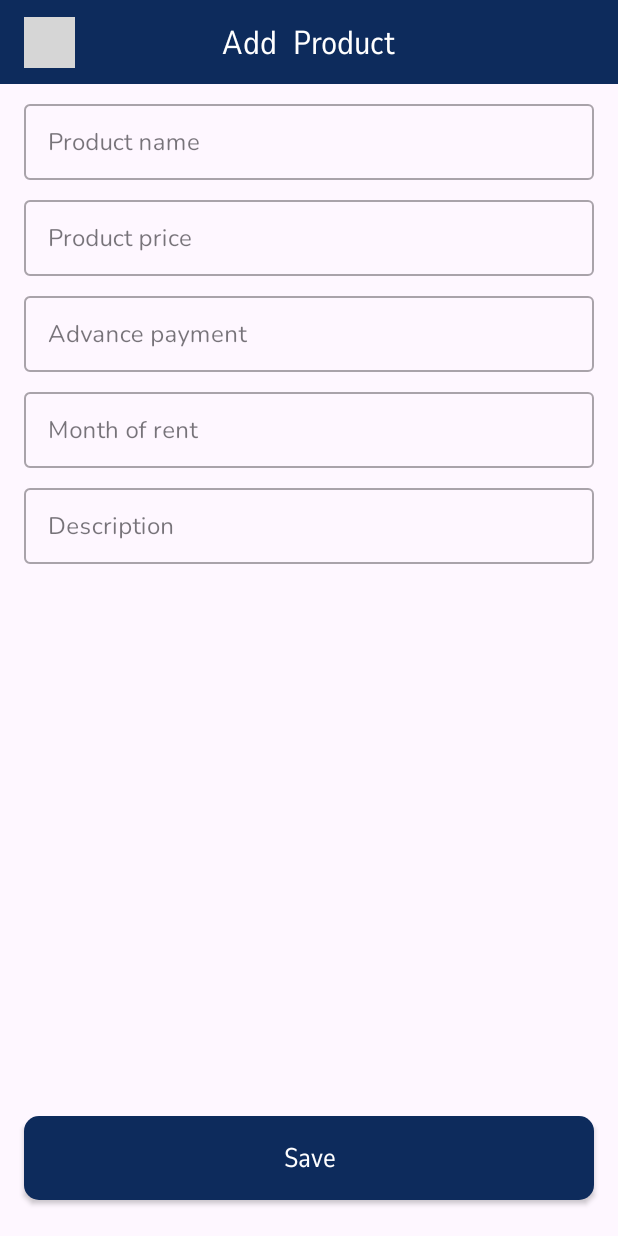
After one commit to BahaDew/SellerApp, an Android app: the AddProductView screen opened through its navigation route, on a phone screen of 412 x 824 dp. The commit adds this screen. Run offline under Robolectric (Android 15) with nearby library versions, the phone set to English and light mode, and no system bars; our stand-ins replace Room's generated code; libraries missing offline, so code that uses them is left out: by.kirich1409.viewbindingdelegate; 4 statements that could not run were skipped; grey boxes are pictures that could not be loaded.

Commit message:
hamma qabul qilsin o'chirvorish bo'masin

```diff
--- a/app/src/main/java/com/example/sellerapp/data/dao/ProductDao.kt
+++ b/app/src/main/java/com/example/sellerapp/data/dao/ProductDao.kt
@@ -32,6 +32,6 @@ interface ProductDao {
     @Query("SELECT * FROM product_table WHERE start_date = :currentDate")
     fun getTodayPayUsers(currentDate: Long) : List<ProductData>
 
-    @Query("SELECT * FROM product_table WHERE start_date + month_of_rent > :currentDate")
+    @Query("SELECT * FROM product_table WHERE start_date > :currentDate")
     fun getLatePayUsers(currentDate: Long): List<ProductData>
 }
--- a/app/src/main/java/com/example/sellerapp/data/dao/UserDao.kt
+++ b/app/src/main/java/com/example/sellerapp/data/dao/UserDao.kt
@@ -23,7 +23,7 @@ interface UserDao {
     @Delete
     fun deleteUser(data: UserData)
 
-    @Query("SELECT * FROM user_table WHERE id = :id")
+    @Query("SELECT * FROM user_table WHERE id = :id LIMIT 1")
     fun getUserById(id: Long): UserData
 
 //    @Query("SELECT * FROM user_table WHERE product_id = :id LIMIT 1")
--- a/app/src/main/java/com/example/sellerapp/presentation/adapters/ProductListAdapter.kt
+++ b/app/src/main/java/com/example/sellerapp/presentation/adapters/ProductListAdapter.kt
@@ -1,5 +1,6 @@
 package com.example.sellerapp.presentation.adapters
 
+import android.annotation.SuppressLint
 import android.view.LayoutInflater
 import android.view.ViewGroup
 import androidx.recyclerview.widget.DiffUtil
@@ -9,6 +10,8 @@ import androidx.recyclerview.widget.RecyclerView.ViewHolder
 import com.example.sellerapp.data.model.ProductData
 import com.example.sellerapp.databinding.ItemAddClientBinding
 import com.example.sellerapp.databinding.ItemProductBinding
+import java.text.SimpleDateFormat
+import java.util.Calendar
 
 class ProductListAdapter : ListAdapter<ProductData, ProductListAdapter.MyHolder>(difUtil) {
 
@@ -21,6 +24,7 @@ class ProductListAdapter : ListAdapter<ProductData, ProductListAdapter.MyHolder>
             binding.checkPay.text = item.checkPay.toString()
             binding.comment.text = item.comment
             binding.advancePayment.text = item.advance_payment
+            binding.startDate.text = getDate(item.startDate, "dd.MM.yyyy")
         }
     }
 
@@ -46,4 +50,12 @@ class ProductListAdapter : ListAdapter<ProductData, ProductListAdapter.MyHolder>
     override fun onBindViewHolder(holder: MyHolder, position: Int) {
         holder.bind()
     }
+    @SuppressLint("SimpleDateFormat")
+    private fun getDate(milliSeconds: Long, dateFormat: String): String {
+        val formatter = SimpleDateFormat(dateFormat)
+        val calendar = Calendar.getInstance().apply {
+            timeInMillis = milliSeconds
+        }
+        return formatter.format(calendar.time)
+    }
 }
--- /dev/null
+++ b/app/src/main/java/com/example/sellerapp/presentation/screens/add_product/AddProductModel.kt
@@ -0,0 +1,12 @@
+package com.example.sellerapp.presentation.screens.add_product
+
+import com.example.sellerapp.data.model.ProductData
+import com.example.sellerapp.domain.AppRepository
+import com.example.sellerapp.domain.AppRepositoryImpl
+
+class AddProductModel {
+    private val repo : AppRepository = AppRepositoryImpl.getInstance()
+    fun addProduct(productData: ProductData) {
+        repo.addProduct(productData)
+    }
+}
--- /dev/null
+++ b/app/src/main/java/com/example/sellerapp/presentation/screens/add_product/AddProductView.kt
@@ -0,0 +1,40 @@
+package com.example.sellerapp.presentation.screens.add_product
+
+import android.os.Bundle
+import android.view.View
+import androidx.fragment.app.Fragment
+import androidx.navigation.fragment.findNavController
+import by.kirich1409.viewbindingdelegate.viewBinding
+import com.example.sellerapp.R
+import com.example.sellerapp.data.model.ProductData
+import com.example.sellerapp.databinding.AddProductBinding
+
+class AddProductView : Fragment(R.layout.add_product) {
+    private var userId : Long = 0
+    private val binding : AddProductBinding by viewBinding(AddProductBinding::bind)
+    private val viewModel = AddProductViewModel()
+    override fun onCreate(savedInstanceState: Bundle?) {
+        super.onCreate(savedInstanceState)
+        userId = requireArguments().getLong("userId")
+    }
+
+    override fun onViewCreated(view: View, savedInstanceState: Bundle?) {
+        super.onViewCreated(view, savedInstanceState)
+        binding.btnSave.setOnClickListener {
+            viewModel.onClickSaveButton(
+                ProductData(
+                    id = 0L,
+                    productName = binding.productName.text.toString(),
+                    priceProduct = binding.productPrice.text.toString().toInt(),
+                    advance_payment = binding.advancePayment.text.toString(),
+                    monthOfRent = binding.paymentMonth.text.toString(),
+                    comment = binding.comment.text.toString(),
+                    userId = userId,
+                    checkPay = 0L,
+                    startDate = System.currentTimeMillis()
+                )
+            )
+            findNavController().popBackStack()
+        }
+    }
+}
--- /dev/null
+++ b/app/src/main/java/com/example/sellerapp/presentation/screens/add_product/AddProductViewModel.kt
@@ -0,0 +1,11 @@
+package com.example.sellerapp.presentation.screens.add_product
+
+import com.example.sellerapp.data.model.ProductData
+
+class AddProductViewModel {
+    private val model = AddProductModel()
+    fun onClickSaveButton(productData: ProductData) {
+        model.addProduct(productData)
+    }
+
+}
--- a/app/src/main/java/com/example/sellerapp/presentation/screens/userInfo/ClientInfo.kt
+++ b/app/src/main/java/com/example/sellerapp/presentation/screens/userInfo/ClientInfo.kt
@@ -5,6 +5,7 @@ import android.annotation.SuppressLint
 import android.os.Bundle
 import android.view.View
 import androidx.fragment.app.Fragment
+import androidx.navigation.fragment.findNavController
 import androidx.navigation.fragment.navArgs
 import androidx.recyclerview.widget.LinearLayoutManager
 import by.kirich1409.viewbindingdelegate.viewBinding
@@ -12,15 +13,15 @@ import com.example.sellerapp.R
 import com.example.sellerapp.data.model.ClientInfoData
 import com.example.sellerapp.databinding.ScreenInfoBinding
 import com.example.sellerapp.presentation.adapters.ClientInfoAdapter
+import com.example.sellerapp.presentation.adapters.ProductListAdapter
 import java.util.Calendar
 import java.util.Locale
 
 class ClientInfo : Fragment(R.layout.screen_info) {
     private val binding by viewBinding(ScreenInfoBinding::bind)
 
-    //private val adapter by lazy(LazyThreadSafetyMode.NONE) { LifeTimeAdapter() }
     private var userId: Long = 0
-    private lateinit var adapter: ClientInfoAdapter
+    private val adapter = ProductListAdapter()
     val viewModel = ClientInfoViewModel()
     override fun onCreate(savedInstanceState: Bundle?) {
         super.onCreate(savedInstanceState)
@@ -30,40 +31,26 @@ class ClientInfo : Fragment(R.layout.screen_info) {
     override fun onViewCreated(view: View, savedInstanceState: Bundle?) {
         super.onViewCreated(view, savedInstanceState)
         viewModel.getUserById(userId)
+        viewModel.getProductById(userId)
+        viewModel.userLD.observe(viewLifecycleOwner) {
+            binding.firstName.text = it.firstName
+            binding.lastname.text = it.secondName
+            binding.age.text = it.age.toString()
+            binding.phoneNumber.text = it.phoneNumber
+        }
+        viewModel.productLD.observe(viewLifecycleOwner) {
+            adapter.submitList(it)
+        }
+        binding.imgUser.setOnClickListener {
+            findNavController().navigateUp()
+        }
+        binding.btnAdd.setOnClickListener {
+            val bundle = Bundle()
+            bundle.putLong("userId", userId)
+            findNavController().navigate(R.id.addProductView, bundle)
+        }
+        binding.recycler.adapter = adapter
         binding.recycler.layoutManager = LinearLayoutManager(requireContext())
-        viewModel.userLD.observe(viewLifecycleOwner) {
-//            viewModel.getProductById(it.productId)
-//            binding.firstname.text = it.firstName
-//            binding.lastname.text = it.secondName
-//            binding.paymentMonth.text = it.advance_payment
-//            viewModel.productLD.observe(viewLifecycleOwner) { itp ->
-//                binding.productName.text = itp.productName
-//                binding.productPrice.text = itp.priceProduct.toString()
-//                val tulanganSumma = (itp.priceProduct - it.advance_payment.toInt()) - it.checkPay
-//                val summa =
-//                    (itp.priceProduct - it.advance_payment.toInt()) / it.monthOfRent.toLong()
-//                var size = tulanganSumma / it.checkPay
-//                binding.paidMonths.text = size.toString()
-//                var i = 0
-//                var limit = it.monthOfRent.toInt()
-//                val items = ArrayList<ClientInfoData>()
-//                var startDate = getDate(it.startDate, "dd/MM/yyyy")
-//                while (limit > 0) {
-//                    items.add(
-//                        ClientInfoData(
-//                            summa = summa,
-//                            tulangan = if (size > 0) 1 else 0,
-//                            muddat = startDate
-//                        )
-//                    )
-//                    i++
-//                    limit--
-//                    size--
-//                    startDate = nextDate(startDate, "dd/MM/yyyy")
-//                }
-//                adapter = ClientInfoAdapter(items)
-//            }
-        }
     }
     @SuppressLint("SimpleDateFormat")
     fun getDate(milliSeconds: Long, dateFormat: String): String {
@@ -77,7 +64,9 @@ class ClientInfo : Fragment(R.layout.screen_info) {
         val inputFormatter = SimpleDateFormat(inputFormat, Locale.getDefault())
         val date = inputFormatter.parse(inputDate)
         val calendar = Calendar.getInstance()
-        calendar.time = date
+        if (date != null) {
+            calendar.time = date
+        }
         calendar.add(Calendar.DAY_OF_MONTH, 1)
 
         val outputFormatter = SimpleDateFormat(inputFormat, Locale.getDefault())
--- a/app/src/main/java/com/example/sellerapp/presentation/screens/userInfo/ClientInfoModel.kt
+++ b/app/src/main/java/com/example/sellerapp/presentation/screens/userInfo/ClientInfoModel.kt
@@ -15,8 +15,8 @@ class ClientInfoModel {
         return repo.getUserById(id)
     }
 
-    fun getProduct(id: Long): ProductData {
-        return repo.getProductById(id)
+    fun getProduct(userId: Long): List<ProductData> {
+        return repo.getProductByUserId(userId)
     }
 
 }
--- a/app/src/main/java/com/example/sellerapp/presentation/screens/userInfo/ClientInfoViewModel.kt
+++ b/app/src/main/java/com/example/sellerapp/presentation/screens/userInfo/ClientInfoViewModel.kt
@@ -7,7 +7,7 @@ import com.example.sellerapp.data.model.UserData
 class ClientInfoViewModel {
     private val model = ClientInfoModel()
     val userLD = MutableLiveData<UserData>()
-    val productLD = MutableLiveData<ProductData>()
+    val productLD = MutableLiveData<List<ProductData>>()
     fun getUserById(id: Long) {
         userLD.value = model.getUserById(id)
     }
--- /dev/null
+++ b/app/src/main/res/layout/add_product.xml
@@ -0,0 +1,194 @@
+<?xml version="1.0" encoding="utf-8"?>
+<androidx.constraintlayout.widget.ConstraintLayout xmlns:android="http://schemas.android.com/apk/res/android"
+    xmlns:app="http://schemas.android.com/apk/res-auto"
+    xmlns:tools="http://schemas.android.com/tools"
+    android:layout_width="match_parent"
+    android:layout_height="match_parent">
+
+    <com.google.android.material.appbar.AppBarLayout
+        android:id="@+id/appBar"
+        android:layout_width="match_parent"
+        android:layout_height="?android:actionBarSize"
+        android:background="@color/color_app_main"
+        app:layout_constraintTop_toTopOf="parent"
+        app:layout_constraintVertical_bias="0" />
+
+    <ImageView
+        android:id="@+id/imageView"
+        android:layout_width="34dp"
+        android:layout_height="34dp"
+        android:layout_marginStart="16dp"
+        android:background="?selectableItemBackgroundBorderless"
+        android:clickable="true"
+        android:focusable="true"
+        android:padding="6dp"
+        android:src="@drawable/ic_back"
+        app:layout_constraintBottom_toBottomOf="@id/appBar"
+        app:layout_constraintStart_toStartOf="@id/appBar"
+        app:layout_constraintTop_toTopOf="@id/appBar"
+        app:tint="@color/white" />
+
+
+    <!--    <EditText-->
+    <!--        android:id="@+id/editTextName"-->
+    <!--        android:layout_marginTop="16dp"-->
+    <!--        app:layout_constraintTop_toBottomOf="@id/appBar"-->
+    <!--        android:layout_width="match_parent"-->
+    <!--        android:background="@drawable/bg_oval"-->
+    <!--        android:layout_marginHorizontal="16dp"-->
+    <!--        android:hint="Name"-->
+    <!--        android:paddingStart="16dp"-->
+    <!--        android:layout_height="?android:actionBarSize"/>-->
+
+    <!--    <LinearLayout-->
+    <!--        android:id="@+id/name_client"-->
+    <!--        android:layout_width="match_parent"-->
+    <!--        android:layout_height="56dp"-->
+    <!--        android:layout_marginHorizontal="16dp"-->
+    <!--        android:layout_marginTop="16dp"-->
+    <!--        android:background="@drawable/bg_oval"-->
+    <!--        app:layout_constraintTop_toBottomOf="@id/appBar">-->
+
+    <!--        <EditText-->
+    <!--            android:id="@+id/edit_text_client_name"-->
+    <!--            android:layout_width="match_parent"-->
+    <!--            android:layout_height="match_parent"-->
+    <!--            android:layout_gravity="center"-->
+    <!--            android:layout_marginHorizontal="16dp"-->
+    <!--            android:layout_marginVertical="12dp"-->
+    <!--            android:background="#00FFFFFF"-->
+    <!--            android:fontFamily="@font/nunito_regular"-->
+    <!--            android:hint="Name"-->
+    <!--            android:inputType="textCapSentences"-->
+    <!--            android:maxLength="16" />-->
+
+    <!--    </LinearLayout>-->
+
+
+    <com.google.android.material.textfield.TextInputLayout
+        android:id="@+id/dialog_name4"
+        style="@style/Widget.MaterialComponents.TextInputLayout.OutlinedBox.Dense"
+        android:layout_width="match_parent"
+        android:layout_height="56dp"
+        android:layout_marginHorizontal="16dp"
+        android:layout_marginTop="8dp"
+        app:layout_constraintTop_toBottomOf="@id/appBar">
+
+        <com.google.android.material.textfield.TextInputEditText
+            android:id="@+id/product_name"
+            android:layout_width="match_parent"
+            android:layout_height="match_parent"
+            android:fontFamily="@font/nunito"
+            android:hint="Product name"
+            android:inputType="textEmailAddress"
+            android:lines="1" />
+    </com.google.android.material.textfield.TextInputLayout>
+
+    <com.google.android.material.textfield.TextInputLayout
+        android:id="@+id/dialog_name5"
+        style="@style/Widget.MaterialComponents.TextInputLayout.OutlinedBox.Dense"
+        android:layout_width="match_parent"
+        android:layout_height="56dp"
+        android:layout_marginHorizontal="16dp"
+        android:layout_marginTop="8dp"
+        app:layout_constraintTop_toBottomOf="@id/dialog_name4">
+
+        <com.google.android.material.textfield.TextInputEditText
+            android:id="@+id/product_price"
+            android:layout_width="match_parent"
+            android:layout_height="match_parent"
+            android:fontFamily="@font/nunito"
+            android:hint="Product price"
+            android:inputType="numberDecimal"
+            android:lines="1" />
+    </com.google.android.material.textfield.TextInputLayout>
+
+    <com.google.android.material.textfield.TextInputLayout
+        android:id="@+id/dialog_name6"
+        style="@style/Widget.MaterialComponents.TextInputLayout.OutlinedBox.Dense"
+        android:layout_width="match_parent"
+        android:layout_height="56dp"
+        android:layout_marginHorizontal="16dp"
+        android:layout_marginTop="8dp"
+        app:layout_constraintTop_toBottomOf="@id/dialog_name5">
+
+        <com.google.android.material.textfield.TextInputEditText
+            android:id="@+id/advance_payment"
+            android:layout_width="match_parent"
+            android:layout_height="match_parent"
+            android:fontFamily="@font/nunito"
+            android:hint="Advance payment"
+            android:inputType="textEmailAddress"
+            android:lines="1" />
+    </com.google.android.material.textfield.TextInputLayout>
+
+    <com.google.android.material.textfield.TextInputLayout
+        android:id="@+id/dialog_name7"
+        style="@style/Widget.MaterialComponents.TextInputLayout.OutlinedBox.Dense"
+        android:layout_width="match_parent"
+        android:layout_height="56dp"
+        android:layout_marginHorizontal="16dp"
+        android:layout_marginTop="8dp"
+        app:layout_constraintTop_toBottomOf="@id/dialog_name6">
+
+        <com.google.android.material.textfield.TextInputEditText
+            android:id="@+id/payment_month"
+            android:layout_width="match_parent"
+            android:layout_height="match_parent"
+            android:fontFamily="@font/nunito"
+            android:hint="Month of rent"
+            android:inputType="numberDecimal"
+            android:lines="1"
+            android:maxLength="2" />
+    </com.google.android.material.textfield.TextInputLayout>
+
+    <com.google.android.material.textfield.TextInputLayout
+        android:id="@+id/dialog_name8"
+        style="@style/Widget.MaterialComponents.TextInputLayout.OutlinedBox.Dense"
+        android:layout_width="match_parent"
+        android:layout_height="56dp"
+        android:layout_marginHorizontal="16dp"
+        android:layout_marginTop="8dp"
+
+        app:layout_constraintTop_toBottomOf="@id/dialog_name7">
+
+        <com.google.android.material.textfield.TextInputEditText
+            android:id="@+id/comment"
+            android:layout_width="match_parent"
+            android:layout_height="match_parent"
+            android:fontFamily="@font/nunito"
+            android:hint="Description"
+            android:inputType="text"
+            android:lines="1" />
+    </com.google.android.material.textfield.TextInputLayout>
+
+
+    <androidx.appcompat.widget.AppCompatButton
+        android:id="@+id/btnSave"
+        android:layout_width="match_parent"
+        android:layout_height="56dp"
+        android:layout_gravity="center"
+        android:layout_marginHorizontal="16dp"
+        android:layout_marginBottom="24dp"
+        android:background="@drawable/bg_save_btn"
+        android:fontFamily="@font/nunito_regular"
+        android:text="Save"
+        android:textAllCaps="false"
+        android:textColor="@color/white"
+        android:textSize="18sp"
+        app:layout_constraintBottom_toBottomOf="parent" />
+
+    <TextView
+        android:id="@+id/appBarText"
+        android:layout_width="wrap_content"
+        android:layout_height="wrap_content"
+        android:fontFamily="@font/nunito_regular"
+        android:text="Add  Product"
+        android:textColor="@color/white"
+        android:textSize="22sp"
+        app:layout_constraintBottom_toBottomOf="@+id/appBar"
+        app:layout_constraintEnd_toEndOf="@+id/appBar"
+        app:layout_constraintStart_toStartOf="parent"
+        app:layout_constraintTop_toTopOf="parent" />
+
+</androidx.constraintlayout.widget.ConstraintLayout>
--- a/app/src/main/res/layout/dialog_add_client.xml
+++ b/app/src/main/res/layout/dialog_add_client.xml
@@ -130,14 +130,13 @@
         android:layout_marginTop="8dp"
         android:layout_marginHorizontal="16dp">
 
-
         <com.vicmikhailau.maskededittext.MaskedEditText
             android:id="@+id/phone_text"
             android:layout_width="match_parent"
             android:layout_height="match_parent"
             android:fontFamily="@font/nunito"
             android:hint="Phone number"
-            app:mask="+998 (##) ###-##-##" />
+            app:mask="+### ## ### ## ##" />
 
     </com.google.android.material.textfield.TextInputLayout>
 
@@ -249,7 +248,6 @@
         android:background="@drawable/bg_save_btn"
         android:textColor="@color/white"
         android:textAllCaps="false"
-        android:inputType="textCapSentences"
         android:layout_marginHorizontal="16dp"
         app:layout_constraintBottom_toBottomOf="parent"
         android:fontFamily="@font/nunito_regular"/>
--- a/app/src/main/res/navigation/app_navigation.xml
+++ b/app/src/main/res/navigation/app_navigation.xml
@@ -56,5 +56,17 @@
         <action
             android:id="@+id/action_clientInfo_to_homePage"
             app:destination="@id/homePage" />
+        <action
+            android:id="@+id/action_clientInfo_to_addProductView"
+            app:destination="@id/addProductView" />
+    </fragment>
+    <fragment
+        android:id="@+id/addProductView"
+        android:name="com.example.sellerapp.presentation.screens.add_product.AddProductView"
+        android:label="AddProductView"
+        tools:layout="@layout/add_product">
+        <action
+            android:id="@+id/action_addProductView_to_clientInfo"
+            app:destination="@id/clientInfo" />
     </fragment>
 </navigation>
```
